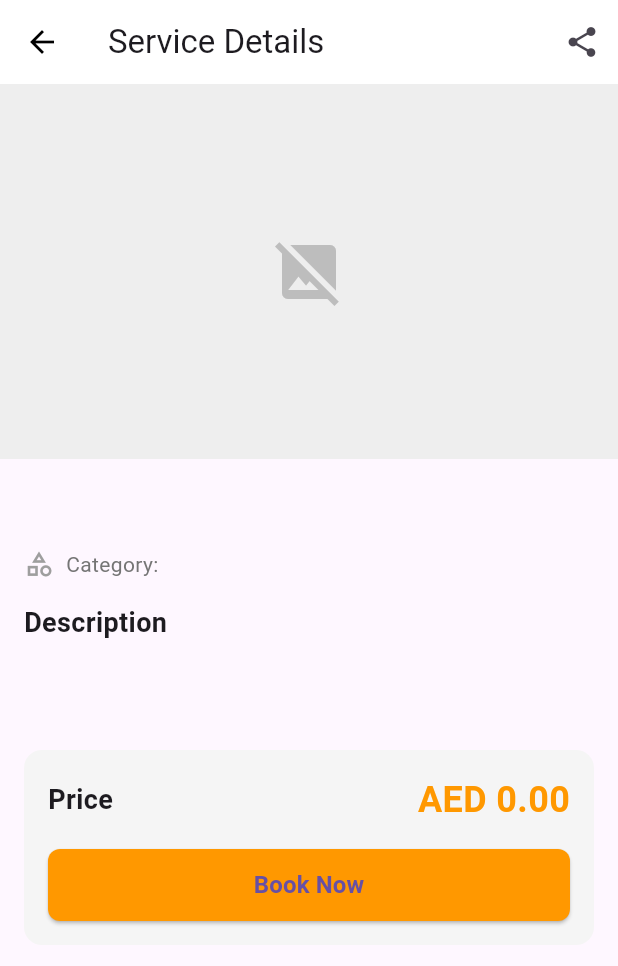
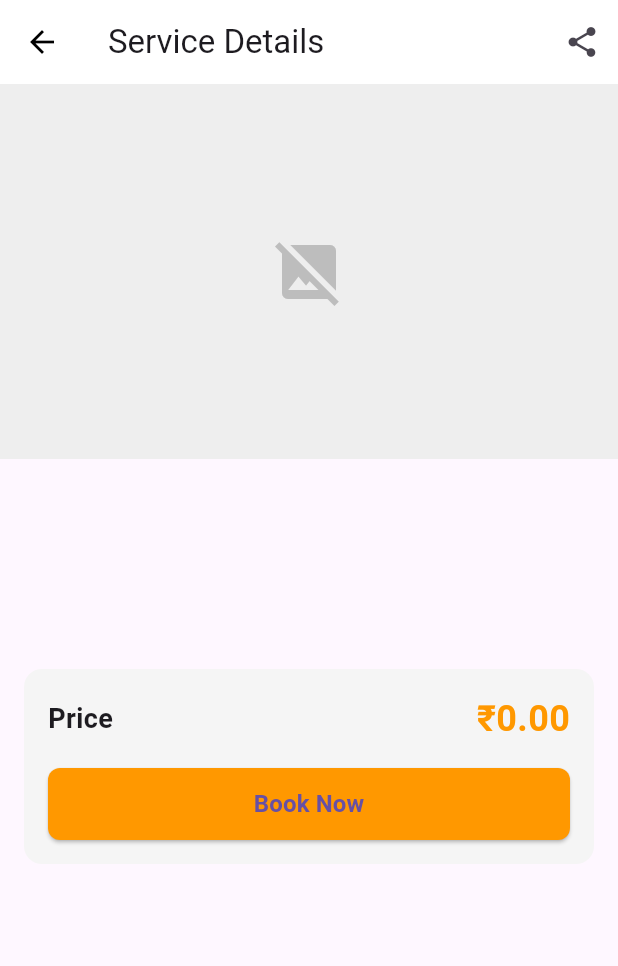
Before and after one commit to farsanasana/service-booking, a Flutter app: the ServiceDetailsPage screen opened directly with empty values, on a phone screen of 412 x 824 dp. Shown: the top 966 px of the screen. Run offline on Flutter 3.47's test engine with Material 3 defaults, Android fonts, the phone set to English and light mode, and no system bars; our stand-ins replace bloc, cloud_firestore, equatable, firebase_auth, firebase_core, firebase_storage and 3 more; accounts and stored records are empty.

Commit message:
second week2 18-02-2025

```diff
--- a/lib/features/home_logout/presentation/pages/service_list.dart
+++ b/lib/features/home_logout/presentation/pages/service_list.dart
@@ -207,7 +207,7 @@ class ServiceCard extends StatelessWidget {
                       ),
                     ),
                     Text(
-                      '\$${service.price.toStringAsFixed(2)}',
+                      '₹${service.price.toStringAsFixed(2)}',
                       style: Theme.of(context).textTheme.titleLarge?.copyWith(
                         color: Theme.of(context).primaryColor,
                       ),
--- a/lib/features/home_logout/presentation/pages/servicesdetailspage.dart
+++ b/lib/features/home_logout/presentation/pages/servicesdetailspage.dart
@@ -122,18 +122,7 @@ class ServiceDetailsPage extends StatelessWidget {
             ),
           ),
           SizedBox(height: 8),
-          Row(
-            children: [
-              Icon(Icons.category_outlined, size: 20, color: Colors.grey),
-              SizedBox(width: 8),
-              Text(
-                'Category: ${service.categoryId}',
-                style: Theme.of(context).textTheme.bodyMedium?.copyWith(
-                  color: Colors.grey[600],
-                ),
-              ),
-            ],
-          ),
+
         ],
       ),
     );
@@ -145,14 +134,7 @@ class ServiceDetailsPage extends StatelessWidget {
       child: Column(
         crossAxisAlignment: CrossAxisAlignment.start,
         children: [
-          Text(
-            'Description',
-            style: TextStyle(
-              fontSize: 18,
-              fontWeight: FontWeight.bold,
-            ),
-          ),
-          SizedBox(height: 8),
+
           Text(
             service.description,
             style: TextStyle(
@@ -189,7 +171,7 @@ class ServiceDetailsPage extends StatelessWidget {
                 ),
               ),
               Text(
-                'AED ${service.price.toStringAsFixed(2)}',
+                '₹${service.price.toStringAsFixed(2)}',
                 style: TextStyle(
                   fontSize: 24,
                   fontWeight: FontWeight.bold,
--- a/lib/main.dart
+++ b/lib/main.dart
@@ -56,7 +56,8 @@ final logoutUseCase = LogoutUseCase(logoutRepository);
    loginUseCase: loginUseCase,
    signupUseCase: signupUseCase,
    logoutUseCase: logoutUseCase,
-    getUserProfile:getUserProfile  , firestore: firebaseStore,
+   getUserProfile:getUserProfile,
+   firestore: firebaseStore,
   ));
 }
 
```
Also changed, not shown: lib/features/home_logout/data/models/datasources/home_remote_data_spurce.dart (deleted, +0 -48 lines), lib/features/home_logout/presentation/bloc/service/service_bloc.dart (+0 -128 lines), lib/features/home_logout/presentation/bloc/service/service_event.dart (+0 -15 lines), lib/features/home_logout/presentation/bloc/service/service_state.dart (+0 -49 lines), assets/images/cleaning_banner.jpg. Lines whose indentation alone changed are shown as unchanged.
